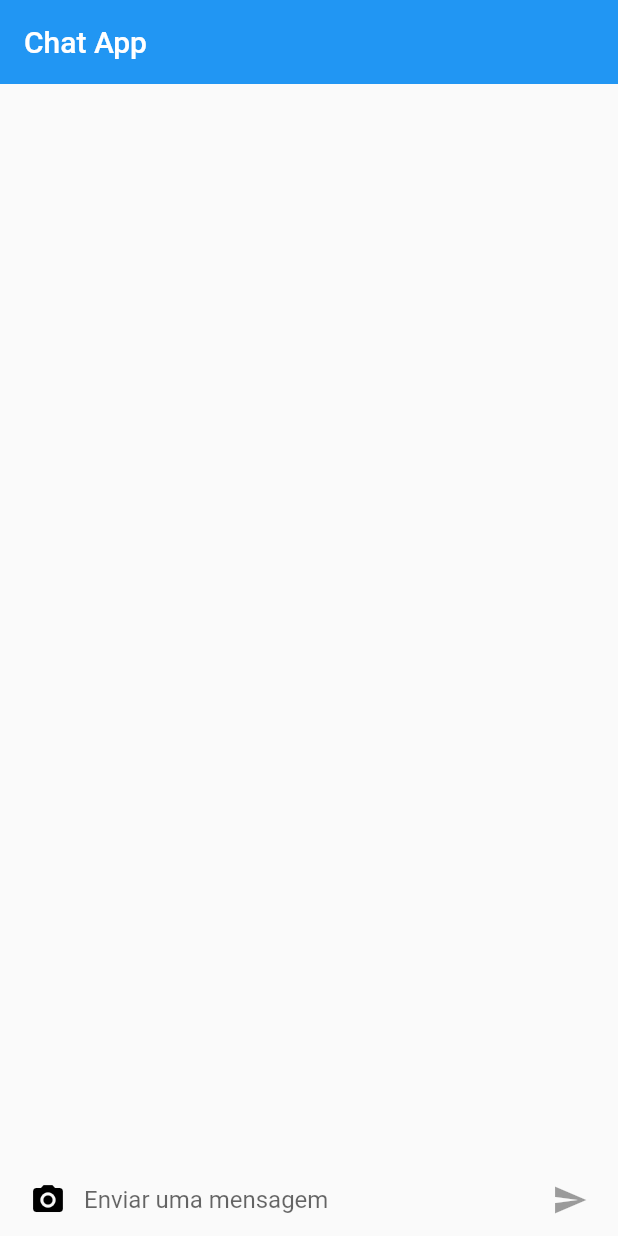
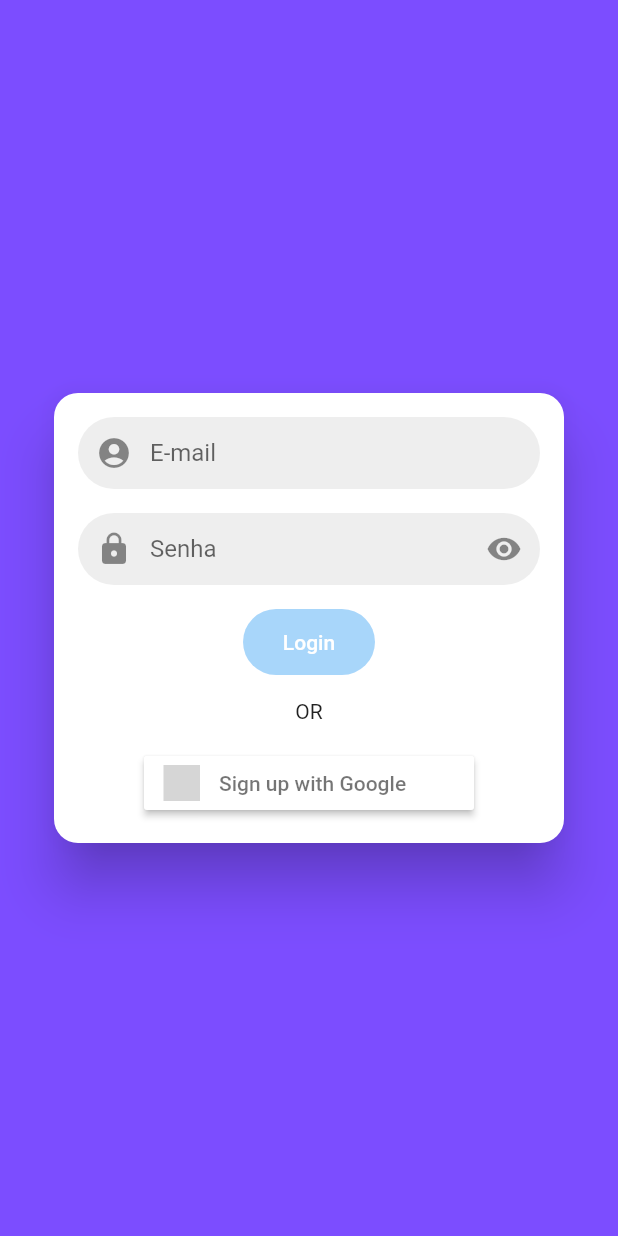
Before and after one commit to LucasWojahn/chat_app, a Flutter app: the screen it shows after launch, on a phone screen of 412 x 824 dp. Run offline on Flutter 3.47's test engine with Material 2 defaults, Android fonts, the phone set to English and light mode, and no system bars; our stand-ins replace cloud_firestore, firebase_auth, firebase_core, firebase_storage, flutter_mobx, flutter_signin_button and 3 more; accounts and stored records are empty; generated files the repository leaves out were written again; grey boxes are pictures that could not be loaded.

Commit message:
Adicionando Login e mobx

```diff
--- a/lib/main.dart
+++ b/lib/main.dart
@@ -1,7 +1,10 @@
 import 'package:chat_app/chat_screen.dart';
+import 'package:chat_app/screens/login_screen.dart';
+import 'package:chat_app/stores/login_store.dart';
 import 'package:cloud_firestore/cloud_firestore.dart';
 import 'package:firebase_core/firebase_core.dart';
 import 'package:flutter/material.dart';
+import 'package:provider/provider.dart';
 
 void main() async{
   WidgetsFlutterBinding.ensureInitialized();
@@ -19,15 +22,19 @@ class MyApp extends StatelessWidget {
   // This widget is the root of your application.
   @override
   Widget build(BuildContext context) {
-    return MaterialApp(
-      title: 'Flutter Demo',
-      theme: ThemeData(
-        primarySwatch: Colors.blue,
-        iconTheme: IconThemeData(
-          color: Colors.black
+    return Provider<LoginStore>(
+      create: (_) => LoginStore(),
+      child: MaterialApp(
+        title: 'Flutter Demo',
+        theme: ThemeData(
+          primarySwatch: Colors.blue,
+          iconTheme: IconThemeData(
+              color: Colors.black
+          ),
+          // scaffoldBackgroundColor: Colors.deepPurpleAccent,
         ),
+        home: LoginScreen(),
       ),
-      home: ChatScreen(),
     );
   }
 }
--- /dev/null
+++ b/lib/screens/login_screen.dart
@@ -0,0 +1,135 @@
+import 'package:chat_app/chat_screen.dart';
+import 'package:chat_app/stores/login_store.dart';
+import 'package:chat_app/widgets/custom_icon_button.dart';
+import 'package:chat_app/widgets/custom_text_field.dart';
+import 'package:flutter/material.dart';
+import 'package:flutter_mobx/flutter_mobx.dart';
+import 'package:flutter_signin_button/flutter_signin_button.dart';
+import 'package:mobx/mobx.dart';
+import 'package:provider/provider.dart';
+
+// import 'list_screen.dart';
+
+class LoginScreen extends StatefulWidget {
+
+  @override
+  _LoginScreenState createState() => _LoginScreenState();
+}
+
+class _LoginScreenState extends State<LoginScreen> {
+
+  LoginStore loginStore;
+
+  ReactionDisposer disposer;
+
+  @override
+  void didChangeDependencies() {
+    super.didChangeDependencies();
+
+    loginStore = Provider.of<LoginStore>(context);
+
+    disposer = reaction(
+      (_) => loginStore.loggedIn,
+      (loggedIn){
+        if(loggedIn)
+          Navigator.of(context).pushReplacement(
+              MaterialPageRoute(builder: (_)=>ChatScreen())
+          );
+      }
+    );
+  }
+
+  @override
+  Widget build(BuildContext context) {
+    return SafeArea(
+      child: Scaffold(
+        backgroundColor: Colors.deepPurpleAccent,
+        body: Container(
+          alignment: Alignment.center,
+          margin: const EdgeInsets.all(32),
+          child: Card(
+              shape: RoundedRectangleBorder(
+                borderRadius: BorderRadius.circular(16),
+              ),
+              elevation: 16,
+              child: Padding(
+                padding: const EdgeInsets.all(16),
+                child: Column(
+                  mainAxisSize: MainAxisSize.min,
+                  children: <Widget>[
+                    Observer(
+                      builder: (_){
+                        return CustomTextField(
+                          hint: 'E-mail',
+                          prefix: Icon(Icons.account_circle),
+                          textInputType: TextInputType.emailAddress,
+                          onChanged: loginStore.setEmail,
+                          enabled: !loginStore.loading,
+                        );
+                      },
+                    ),
+                    const SizedBox(height: 16,),
+                    Observer(
+                      builder: (_){
+                        return CustomTextField(
+                          hint: 'Senha',
+                          prefix: Icon(Icons.lock),
+                          obscure: !loginStore.passwordVisible,
+                          onChanged: loginStore.setPassword,
+                          enabled: !loginStore.loading,
+                          suffix: CustomIconButton(
+                            radius: 32,
+                            iconData: loginStore.passwordVisible ?
+                              Icons.visibility_off : Icons.visibility,
+                            onTap: loginStore.togglePasswordVisibility,
+                          ),
+                        );
+                      },
+                    ),
+                    const SizedBox(height: 16,),
+                    Observer(
+                      builder: (_){
+                        return SizedBox(
+                          height: 44,
+                          child: RaisedButton(
+                            shape: RoundedRectangleBorder(
+                              borderRadius: BorderRadius.circular(32),
+                            ),
+                            child: loginStore.loading ?
+                              CircularProgressIndicator(
+                                valueColor: AlwaysStoppedAnimation(Colors.white),
+                              ) : Text('Login'),
+                            color: Theme.of(context).primaryColor,
+                            disabledColor: Theme.of(context).primaryColor.withAlpha(100),
+                            textColor: Colors.white,
+                            onPressed: loginStore.loginPressed,
+                          ),
+                        );
+                      },
+                    ),
+                    const SizedBox(height: 16,),
+                    Text('OR'),
+                    const SizedBox(height: 16,),
+                  Observer(builder: (_){
+                    return SignInButton(
+                        Buttons.Google,
+                        text: "Sign up with Google",
+                        onPressed: loginStore.loginGoogle
+                    );
+                  })],
+                ),
+              )
+          ),
+        ),
+      ),
+    );
+  }
+
+  @override
+  void dispose() {
+    disposer();
+    super.dispose();
+  }
+
+
+}
--- /dev/null
+++ b/lib/widgets/custom_icon_button.dart
@@ -0,0 +1,24 @@
+import 'package:flutter/material.dart';
+
+class CustomIconButton extends StatelessWidget {
+
+  CustomIconButton({this.radius, this.iconData, this.onTap});
+
+  final double radius;
+  final IconData iconData;
+  final VoidCallback onTap;
+
+  @override
+  Widget build(BuildContext context) {
+    return ClipRRect(
+      borderRadius: BorderRadius.circular(radius),
+      child : Material(
+        color: Colors.transparent,
+        child : InkWell(
+          child : Icon(iconData),
+          onTap: onTap,
+        ),
+      ),
+    );
+  }
+}
--- /dev/null
+++ b/lib/widgets/custom_text_field.dart
@@ -0,0 +1,43 @@
+import 'package:flutter/material.dart';
+
+class CustomTextField extends StatelessWidget {
+
+  CustomTextField({this.hint, this.prefix, this.suffix, this.obscure = false,
+    this.textInputType, this.onChanged, this.enabled, this.controller
+  });
+
+  final TextEditingController controller;
+  final String hint;
+  final Widget prefix;
+  final Widget suffix;
+  final bool obscure;
+  final TextInputType textInputType;
+  final Function(String) onChanged;
+  final bool enabled;
+
+  @override
+  Widget build(BuildContext context) {
+    return Container(
+      decoration: BoxDecoration(
+        shape: BoxShape.rectangle,
+        color: Colors.grey[200],
+        borderRadius: BorderRadius.circular(32),
+      ),
+      padding: prefix != null ? null : const EdgeInsets.only(left: 16),
+      child: TextField(
+        controller: controller,
+        obscureText: obscure,
+        keyboardType: textInputType,
+        onChanged: onChanged,
+        enabled: enabled,
+        decoration: InputDecoration(
+          hintText: hint,
+          border: InputBorder.none,
+          prefixIcon: prefix,
+          suffixIcon: suffix,
+        ),
+        textAlignVertical: TextAlignVertical.center,
+      ),
+    );
+  }
+}
```
Also changed, not shown: lib/Conversations.dart (added, +17 -0 lines), lib/chat_screen.dart (+32 -11 lines), lib/stores/login_store.dart (added, +98 -0 lines), pubspec.yaml (+7 -0 lines), lib/stores/login_store.g.dart (added), pubspec.lock.
